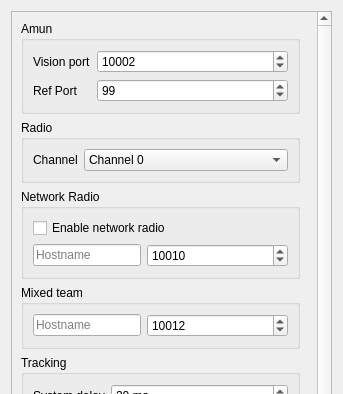
This is src/ra/configdialog.ui in robotics-erlangen/framework as Qt 5 draws it before an edit; both pictures show x 0 to 343 and y 0 to 394 of the 343 by 644 pixel window. The edited form follows.
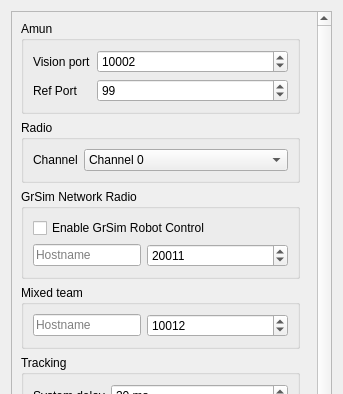
This is the edited form.

Commit message: processor: rework the network transceiver for grSim robot control packets

The edit to the form file:
```diff
--- a/src/ra/configdialog.ui
+++ b/src/ra/configdialog.ui
@@ -28,7 +28,7 @@
         <x>0</x>
         <y>0</y>
         <width>297</width>
-        <height>765</height>
+        <height>685</height>
        </rect>
       </property>
       <property name="maximumSize">
@@ -190,7 +190,7 @@
        <item>
         <widget class="QGroupBox" name="groupBox_5">
          <property name="title">
-          <string>Network Radio</string>
+          <string>GrSim Network Radio</string>
          </property>
          <layout class="QFormLayout" name="formLayout_5">
           <item row="1" column="0">
@@ -206,14 +206,14 @@
              <number>65535</number>
             </property>
             <property name="value">
-             <number>10010</number>
+             <number>20011</number>
             </property>
            </widget>
           </item>
           <item row="0" column="0" colspan="2">
            <widget class="QCheckBox" name="networkUse">
             <property name="text">
-             <string>Enable network radio</string>
+             <string>Enable GrSim Robot Control</string>
             </property>
            </widget>
           </item>
```
The commit also changes 5 other files.
